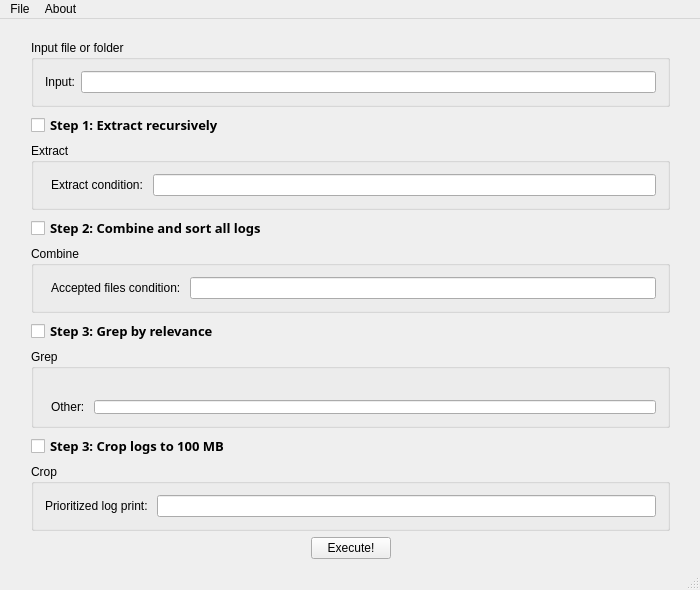
This is TcomTools/TcomTools/src/TcomTools.ui in aprgproject/aprg as Qt 5 draws it before an edit. The edited form follows.
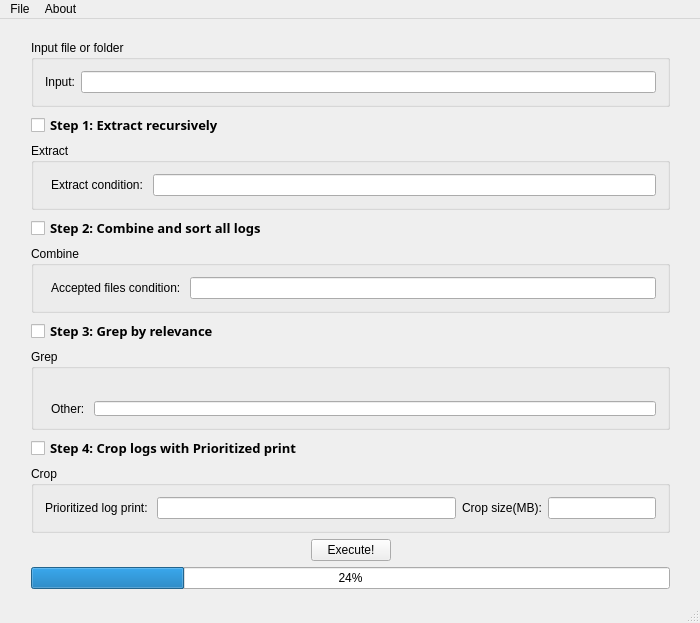
This is the edited form.

Commit message: "adding crop functionality in tcomtools"

What changed in the file:
```diff
--- a/TcomTools/TcomTools/src/TcomTools.ui
+++ b/TcomTools/TcomTools/src/TcomTools.ui
@@ -7,7 +7,7 @@
     <x>0</x>
     <y>0</y>
     <width>700</width>
-    <height>590</height>
+    <height>623</height>
    </rect>
   </property>
   <property name="sizePolicy">
@@ -26,7 +26,7 @@
       <x>20</x>
       <y>10</y>
       <width>661</width>
-      <height>541</height>
+      <height>571</height>
      </rect>
     </property>
     <layout class="QFormLayout" name="formLayout_3">
@@ -315,7 +315,7 @@
         </font>
        </property>
        <property name="text">
-        <string>Step 3: Crop logs to 100 MB</string>
+        <string>Step 4: Crop logs with Prioritized print</string>
        </property>
       </widget>
      </item>
@@ -325,16 +325,49 @@
         <string>Crop</string>
        </property>
        <layout class="QFormLayout" name="formLayout_4">
-        <item row="0" column="0">
+        <property name="fieldGrowthPolicy">
+         <enum>QFormLayout::AllNonFixedFieldsGrow</enum>
+        </property>
+        <item row="0" column="0" colspan="2">
+         <layout class="QHBoxLayout" name="horizontalLayout_3">
+          <item>
          <widget class="QLabel" name="label_2">
           <property name="text">
            <string>Prioritized log print: </string>
           </property>
          </widget>
         </item>
-        <item row="0" column="1">
+          <item>
          <widget class="QLineEdit" name="prioritizedLogPrint"/>
         </item>
+          <item>
+           <widget class="QLabel" name="label_4">
+            <property name="text">
+             <string>Crop size(MB):</string>
+            </property>
+           </widget>
+          </item>
+          <item>
+           <widget class="QLineEdit" name="cropSize">
+            <property name="enabled">
+             <bool>true</bool>
+            </property>
+            <property name="sizePolicy">
+             <sizepolicy hsizetype="Minimum" vsizetype="Fixed">
+              <horstretch>0</horstretch>
+              <verstretch>0</verstretch>
+             </sizepolicy>
+            </property>
+            <property name="minimumSize">
+             <size>
+              <width>0</width>
+              <height>0</height>
+             </size>
+            </property>
+           </widget>
+          </item>
+         </layout>
+        </item>
        </layout>
       </widget>
      </item>
@@ -375,6 +408,13 @@
        </item>
       </layout>
      </item>
+     <item row="11" column="0" colspan="2">
+      <widget class="QProgressBar" name="progressBar">
+       <property name="value">
+        <number>24</number>
+       </property>
+      </widget>
+     </item>
     </layout>
    </widget>
   </widget>
```
Lines whose indentation alone changed are shown as unchanged. The commit also changes 17 other files.
